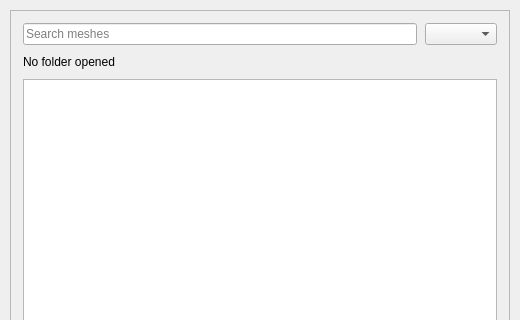
The window that meshsemantics/ui/file_panel.ui (dangis-lll/MeshSemantics) describes before a commit, drawn with Qt 5; both pictures show x 0 to 520 and y 0 to 320 of the 520 by 700 pixel window.
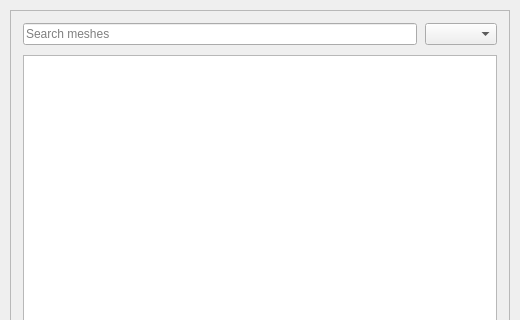
The same window after the commit.

```diff
--- a/meshsemantics/ui/file_panel.ui
+++ b/meshsemantics/ui/file_panel.ui
@@ -67,27 +67,6 @@
         </item>
        </layout>
       </item>
-      <item>
-       <layout class="QHBoxLayout" name="action_row">
-        <property name="spacing">
-         <number>8</number>
-        </property>
-        <item>
-         <widget class="QLabel" name="project_label">
-          <property name="text">
-           <string>No folder opened</string>
-          </property>
-         </widget>
-        </item>
-        <item>
-         <widget class="QLabel" name="summary_label">
-          <property name="text">
-           <string/>
-          </property>
-         </widget>
-        </item>
-       </layout>
-      </item>
       <item>
        <widget class="QTableView" name="table"/>
       </item>
```
Left out of the diff: 4 changed lines with no effect on the pictures.
